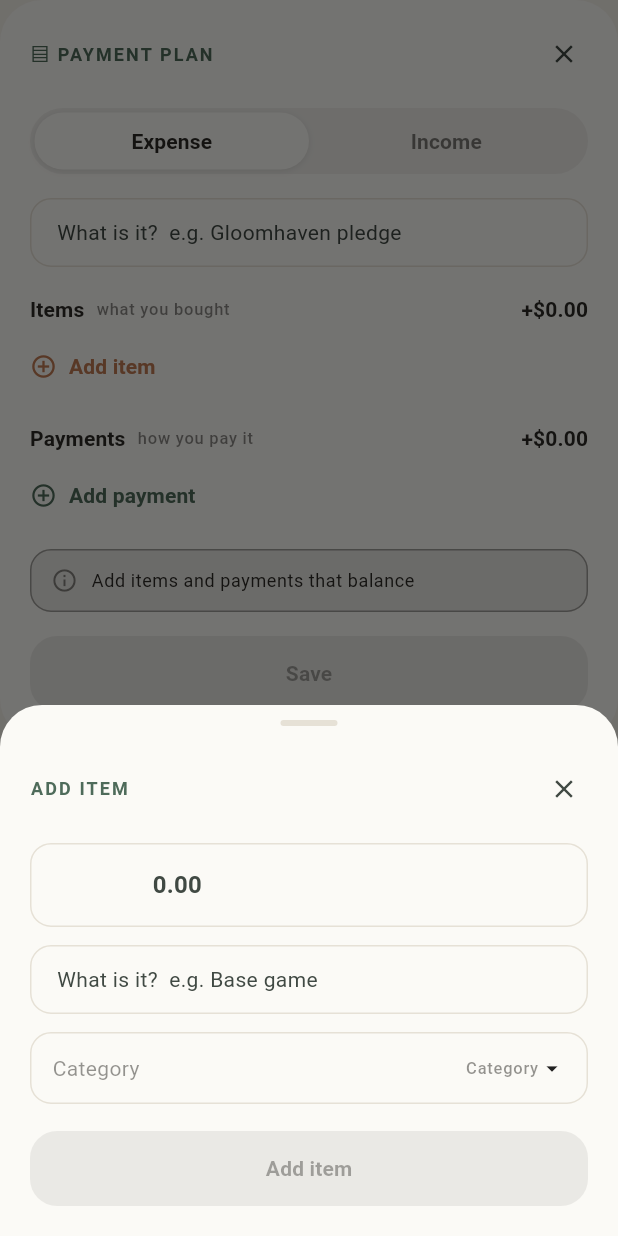
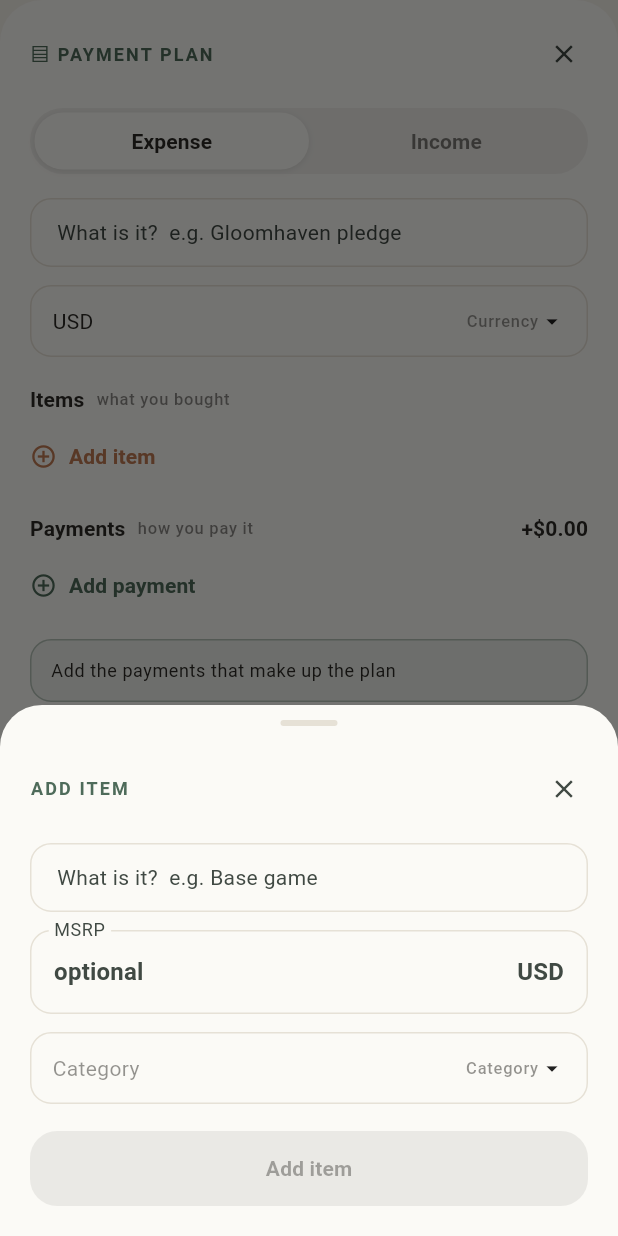
Before and after one commit to Pupp3t33r/LifeOS, a Flutter app: the CreatePaymentPlanSheet widget shown alone on an empty page, opened directly with empty values, after a tap on "Add item", on a phone screen of 412 x 824 dp. Run offline on Flutter 3.47's test engine with Material 3 defaults, Android fonts, the phone set to English and light mode, and no system bars; our stand-ins replace dio, drift, drift_flutter, flutter_riverpod, flutter_secure_storage, go_router and 1 more; missing offline and left inert: oidc, oidc_default_store; accounts and stored records are empty; generated files the repository leaves out were written again; Roboto replaces fonts that are missing (Bricolage Grotesque, Spline Sans); statements that could not run were skipped.

Commit message:
feat(wallet): priceless payment-plan UI + adjustable plan confirm (ADR-0029)
Create sheet: items are a name + optional MSRP + category with no cost, and
the plan total is the live sum of payments (the "must balance" banner is
gone). Plan resolve sheet: the amount is an editable "what was actually
paid" field (defaults to the scheduled payment) and it shows the plan's
priceless contents. Also fixes the item composer's "Add item" staying
disabled when only the name was typed (SheetTextField gains onChanged).

Co-Authored-By: Claude Opus 4.8 (1M context) <noreply@anthropic.com>

```diff
--- a/apps/wallet/lib/features/money/data/outbox/recurring_outbox.dart
+++ b/apps/wallet/lib/features/money/data/outbox/recurring_outbox.dart
@@ -4,6 +4,7 @@ import 'dart:math';
 import 'package:flutter_riverpod/flutter_riverpod.dart';
 import '../../../../app/data/outbox_repository.dart';
 import '../../../../app/sync/outbox_drainer.dart';
+import '../../domain/recurring/plan_item.dart';
 import '../../domain/recurring/recurrence_rule.dart';
 import '../../domain/recurring/recurring_line.dart';
 import '../../domain/recurring/schedule_line.dart';
@@ -52,14 +53,15 @@ class RecurringOutbox {
     return _enqueue(recurringId, 'create_recurring', 'POST', '/recurring', payload, now);
   }
 
-  /// Create a **Payment plan** (Materialized) recurring: items + bare-money payments.
+  /// Create a **Payment plan** (Materialized) recurring: priceless items + bare-money
+  /// payments (their sum is the plan total; ADR-0029).
   Future<void> createPaymentPlan({
     required String recurringId,
     required String name,
     required bool isIncome,
     required String currency,
     String? categoryId,
-    required List<RecurringLineDraft> items,
+    required List<PlanItemDraft> items,
     required List<ScheduleLineDraft> scheduleLines,
     DateTime? now,
   }) {
@@ -81,7 +83,8 @@ class RecurringOutbox {
 
   /// Confirm an occurrence as paid. [entryId] is the client-assigned id of the
   /// resulting flow (idempotency). Omit [lines] to record the occurrence's expected
-  /// breakdown; a Live occurrence may override it (a plan payment may not — ADR-0028).
+  /// breakdown; a Live occurrence may override it fully, a plan payment may carry a
+  /// single line as an amount-only adjustment of what was actually paid (ADR-0029).
   Future<void> confirm({
     required String recurringId,
     required String occurrenceRef,
--- /dev/null
+++ b/apps/wallet/lib/features/money/domain/recurring/plan_item.dart
@@ -0,0 +1,46 @@
+import '../money.dart';
+
+/// Dart mirror of the Money service's `PlanItem` (ADR-0029) — a Materialized plan's
+/// priceless contents. An item says *what* the plan buys and carries no cost:
+/// [referenceValue] is an optional informational figure (MSRP-style, never a cost that
+/// sums to the payments), [categoryId] the budgeting category, [wishlistItemId] the
+/// Phase-2 link. The plan's real total is its payments.
+class PlanItem {
+  const PlanItem({this.description, this.referenceValue, this.categoryId, this.wishlistItemId});
+
+  final String? description;
+  final Money? referenceValue;
+  final String? categoryId;
+  final String? wishlistItemId;
+
+  factory PlanItem.fromJson(Map<String, dynamic> json) {
+    final ref = json['referenceValue'] as Map<String, dynamic>?;
+    return PlanItem(
+      description: json['description'] as String?,
+      referenceValue: ref == null
+          ? null
+          : Money(amount: ref['amount'] as num, currency: ref['currency'] as String),
+      categoryId: json['categoryId'] as String?,
+      wishlistItemId: json['wishlistItemId'] as String?,
+    );
+  }
+}
+
+/// A plan item as the client authors it (ADR-0029): priceless contents. [referenceValue]
+/// is an optional positive magnitude, stored in the plan's currency and informational
+/// only. Serialized as `PlanItemRequest`.
+class PlanItemDraft {
+  const PlanItemDraft({this.description, this.referenceValue, this.categoryId, this.wishlistItemId});
+
+  final String? description;
+  final double? referenceValue;
+  final String? categoryId;
+  final String? wishlistItemId;
+
+  Map<String, dynamic> toJson() => {
+        'description': description,
+        'referenceValue': referenceValue,
+        'categoryId': categoryId,
+        'wishlistItemId': wishlistItemId,
+      };
+}
--- a/apps/wallet/lib/features/money/domain/recurring/recurring_payment.dart
+++ b/apps/wallet/lib/features/money/domain/recurring/recurring_payment.dart
@@ -1,4 +1,5 @@
 import '../money.dart';
+import 'plan_item.dart';
 import 'recurrence_rule.dart';
 import 'recurring_line.dart';
 import 'schedule_line.dart';
@@ -15,8 +16,8 @@ enum ScheduleMode {
 /// Dart mirror of the Money service's `RecurringResponse` (ADR-0017/0028). Holds the
 /// definition + lifecycle only; per-occurrence status is computed by the occurrences
 /// endpoint. For [ScheduleMode.live], [rule] + [estimateLines] + [estimatedAmount]
-/// are set; for [ScheduleMode.materialized], [items] (the plan's contents) +
-/// [scheduleLines] (bare-money payments) are set instead.
+/// are set; for [ScheduleMode.materialized], [items] (the plan's priceless contents) +
+/// [scheduleLines] (bare-money payments; their sum is the plan total) are set instead.
 class RecurringPayment {
   const RecurringPayment({
     required this.id,
@@ -47,8 +48,9 @@ class RecurringPayment {
   final List<RecurringLine> estimateLines;
   final Money? estimatedAmount;
 
-  /// Materialized only — the plan's line-item contents and its bare-money payments.
-  final List<RecurringLine> items;
+  /// Materialized only — the plan's priceless line-item contents and its bare-money
+  /// payments (the payments' sum is the plan total; items carry no cost).
+  final List<PlanItem> items;
   final List<ScheduleLine> scheduleLines;
 
   final bool isActive;
@@ -72,7 +74,10 @@ class RecurringPayment {
       estimatedAmount: estimated == null
           ? null
           : Money(amount: estimated['amount'] as num, currency: estimated['currency'] as String),
-      items: lines('items'),
+      items: [
+        for (final x in (json['items'] as List<dynamic>? ?? const []))
+          PlanItem.fromJson(x as Map<String, dynamic>),
+      ],
       scheduleLines: [
         for (final x in (json['scheduleLines'] as List<dynamic>? ?? const []))
           ScheduleLine.fromJson(x as Map<String, dynamic>),
--- a/apps/wallet/lib/features/money/ui/recurring/create_payment_plan_sheet.dart
+++ b/apps/wallet/lib/features/money/ui/recurring/create_payment_plan_sheet.dart
@@ -7,21 +7,22 @@ import '../../application/categories_providers.dart';
 import '../../application/preferences_providers.dart';
 import '../../data/outbox/recurring_outbox.dart';
 import '../../domain/category.dart';
-import '../../domain/recurring/recurring_line.dart';
+import '../../domain/recurring/plan_item.dart';
 import '../../domain/recurring/schedule_line.dart';
 import 'create_widgets.dart';
 import 'recurring_shared.dart';
 import 'sheet_container.dart';
 
-/// Opens the **Payment plan** (Materialized) create sheet — one financed purchase: an
-/// item list (what you bought, real categories) plus bare `{date, amount}` payments,
-/// with the one rule that payments must sum to items (ADR-0028). Queued via the outbox.
+/// Opens the **Payment plan** (Materialized) create sheet — one financed purchase: a
+/// priceless item list (what you bought, real categories, optional MSRP) plus bare
+/// `{date, amount}` payments. The plan total is simply the sum of the payments; items
+/// carry no cost and needn't balance anything (ADR-0029). Queued via the outbox.
 Future<void> showCreatePaymentPlan(BuildContext context) =>
     showMoneySheet(context, (bottomSheet) => CreatePaymentPlanSheet(bottomSheet: bottomSheet));
 
 class _ItemDraft {
-  _ItemDraft({required this.amount, this.categoryId, this.categoryName, this.description});
-  double amount;
+  _ItemDraft({this.referenceValue, this.categoryId, this.categoryName, this.description});
+  double? referenceValue;
   String? categoryId;
   String? categoryName;
   String? description;
@@ -66,16 +67,16 @@ class _CreatePaymentPlanSheetState extends ConsumerState<CreatePaymentPlanSheet>
   String _effectiveCurrency() =>
       _currency ?? ref.read(preferencesProvider).value?.displayCurrency ?? 'USD';
 
-  double get _itemsTotal => _items.fold(0, (sum, x) => sum + x.amount);
   double get _paymentsTotal => _payments.fold(0, (sum, x) => sum + x.amount);
-  int get _remainingCents => (_itemsTotal * 100).round() - (_paymentsTotal * 100).round();
-  bool get _balanced => _remainingCents == 0 && _items.isNotEmpty && _payments.isNotEmpty;
 
   bool get _canSave =>
-      _nameCtrl.text.trim().isNotEmpty && _balanced && !_submitting;
+      _nameCtrl.text.trim().isNotEmpty &&
+      _items.isNotEmpty &&
+      _payments.isNotEmpty &&
+      !_submitting;
 
   Future<void> _save() async {
-    if (!_balanced) return;
+    if (!_canSave) return;
     setState(() => _submitting = true);
 
     await ref.read(recurringOutboxProvider).createPaymentPlan(
@@ -85,8 +86,11 @@ class _CreatePaymentPlanSheetState extends ConsumerState<CreatePaymentPlanSheet>
           currency: _effectiveCurrency(),
           items: [
             for (final item in _items)
-              RecurringLineDraft(
-                amount: item.amount, categoryId: item.categoryId, description: item.description),
+              PlanItemDraft(
+                description: item.description,
+                referenceValue: item.referenceValue,
+                categoryId: item.categoryId,
+              ),
           ],
           scheduleLines: [
             for (final payment in _payments)
@@ -104,7 +108,7 @@ class _CreatePaymentPlanSheetState extends ConsumerState<CreatePaymentPlanSheet>
 
   Future<void> _addItem() async {
     final categories = ref.read(categoriesProvider).value ?? const <Category>[];
-    final draft = await _showItemComposer(context, categories);
+    final draft = await _showItemComposer(context, _effectiveCurrency(), _isIncome, categories);
     if (draft != null) setState(() => _items.add(draft));
   }
 
@@ -112,8 +116,8 @@ class _CreatePaymentPlanSheetState extends ConsumerState<CreatePaymentPlanSheet>
     final lastDate = _payments.isEmpty
         ? DateTime.now()
         : DateTime(_payments.last.dueDate.year, _payments.last.dueDate.month + 1, _payments.last.dueDate.day);
-    final remaining = _remainingCents > 0 ? _remainingCents / 100 : (_payments.isEmpty ? 0.0 : _payments.last.amount);
-    final draft = await _showPaymentComposer(context, _effectiveCurrency(), _isIncome, lastDate, remaining);
+    final seed = _payments.isEmpty ? 0.0 : _payments.last.amount;
+    final draft = await _showPaymentComposer(context, _effectiveCurrency(), _isIncome, lastDate, seed);
     if (draft != null) setState(() => _payments.add(draft));
   }
 
@@ -130,18 +134,26 @@ class _CreatePaymentPlanSheetState extends ConsumerState<CreatePaymentPlanSheet>
           DirectionToggle(isIncome: _isIncome, onChanged: (v) => setState(() => _isIncome = v)),
           const SizedBox(height: 16),
           SheetTextField(controller: _nameCtrl, hint: 'What is it?  e.g. Gloomhaven pledge'),
+          const SizedBox(height: 12),
+          PickerButton(
+            label: 'Currency',
+            value: currency,
+            onTap: () async {
+              final picked = await pickCurrency(context, selected: currency);
+              if (picked != null && mounted) setState(() => _currency = picked);
+            },
+          ),
           const SizedBox(height: 18),
 
           _SectionHeader(
             title: 'Items',
             subtitle: 'what you bought',
-            total: formatSigned(_isIncome ? _itemsTotal : -_itemsTotal, currency),
+            trailing: _items.isEmpty ? null : '${_items.length}',
           ),
           const SizedBox(height: 8),
           for (var i = 0; i < _items.length; i++)
             _ItemRow(
               item: _items[i],
-              isIncome: _isIncome,
               currency: currency,
               onDelete: () => setState(() => _items.removeAt(i)),
             ),
@@ -151,7 +163,7 @@ class _CreatePaymentPlanSheetState extends ConsumerState<CreatePaymentPlanSheet>
           _SectionHeader(
             title: 'Payments',
             subtitle: 'how you pay it',
-            total: formatSigned(_isIncome ? _paymentsTotal : -_paymentsTotal, currency),
+            trailing: formatSigned(_isIncome ? _paymentsTotal : -_paymentsTotal, currency),
           ),
           const SizedBox(height: 8),
           for (var i = 0; i < _payments.length; i++)
@@ -165,7 +177,11 @@ class _CreatePaymentPlanSheetState extends ConsumerState<CreatePaymentPlanSheet>
           _AddRow(label: 'Add payment', accent: true, onTap: _addPayment),
           const SizedBox(height: 16),
 
-          _BalanceBanner(remainingCents: _remainingCents, balanced: _balanced, currency: currency),
+          _PlanTotalBanner(
+            total: _isIncome ? _paymentsTotal : -_paymentsTotal,
+            count: _payments.length,
+            currency: currency,
+          ),
           const SizedBox(height: 16),
           PrimarySaveButton(label: 'Save', enabled: _canSave, loading: _submitting, onTap: _save),
         ],
@@ -175,11 +191,11 @@ class _CreatePaymentPlanSheetState extends ConsumerState<CreatePaymentPlanSheet>
 }
 
 class _SectionHeader extends StatelessWidget {
-  const _SectionHeader({required this.title, required this.subtitle, required this.total});
+  const _SectionHeader({required this.title, required this.subtitle, this.trailing});
 
   final String title;
   final String subtitle;
-  final String total;
+  final String? trailing;
 
   @override
   Widget build(BuildContext context) {
@@ -190,22 +206,22 @@ class _SectionHeader extends StatelessWidget {
         Text(title, style: theme.textTheme.labelLarge?.copyWith(fontWeight: FontWeight.w600)),
         const SizedBox(width: 8),
         Expanded(child: Text(subtitle, style: theme.textTheme.labelSmall?.copyWith(color: muted))),
-        Text(
-          total,
-          style: theme.textTheme.titleSmall?.copyWith(
-            fontFamily: CalmTokens.fontDisplay, fontWeight: FontWeight.w700,
+        if (trailing != null)
+          Text(
+            trailing!,
+            style: theme.textTheme.titleSmall?.copyWith(
+              fontFamily: CalmTokens.fontDisplay, fontWeight: FontWeight.w700,
+            ),
           ),
-        ),
       ],
     );
   }
 }
 
 class _ItemRow extends StatelessWidget {
-  const _ItemRow({required this.item, required this.isIncome, required this.currency, required this.onDelete});
+  const _ItemRow({required this.item, required this.currency, required this.onDelete});
 
   final _ItemDraft item;
-  final bool isIncome;
   final String currency;
   final VoidCallback onDelete;
 
@@ -213,7 +229,7 @@ class _ItemRow extends StatelessWidget {
   Widget build(BuildContext context) {
     final theme = Theme.of(context);
     final tokens = CalmTokens.of(theme.brightness);
-    final magnitude = isIncome ? item.amount : -item.amount;
+    final muted = theme.colorScheme.onSurface.withValues(alpha: 0.55);
     return Padding(
       padding: const EdgeInsets.symmetric(vertical: 5),
       child: Row(
@@ -236,19 +252,16 @@ class _ItemRow extends StatelessWidget {
                     style: theme.textTheme.bodyMedium?.copyWith(fontWeight: FontWeight.w500)),
                 if (item.categoryName != null)
                   Text(item.categoryName!,
-                      style: theme.textTheme.labelSmall?.copyWith(
-                          color: theme.colorScheme.onSurface.withValues(alpha: 0.55))),
+                      style: theme.textTheme.labelSmall?.copyWith(color: muted)),
               ],
             ),
           ),
-          Text(
-            formatSigned(magnitude, currency),
-            style: theme.textTheme.bodyMedium?.copyWith(
-              fontFamily: CalmTokens.fontDisplay,
-              fontWeight: FontWeight.w600,
-              color: isIncome ? tokens.sageDeep : tokens.clay,
+          // The optional reference value (MSRP) reads as a muted annotation, never a cost.
+          if (item.referenceValue != null)
+            Text(
+              'MSRP ${formatMagnitude(item.referenceValue!, currency)}',
+              style: theme.textTheme.labelSmall?.copyWith(color: muted),
             ),
-          ),
           IconButton(
             icon: const Icon(Icons.close, size: 16),
             visualDensity: VisualDensity.compact,
@@ -296,7 +309,7 @@ class _PaymentRow extends StatelessWidget {
           ),
           const SizedBox(width: 11),
           Expanded(
-            child: Text(_monthYear(payment.dueDate), style: theme.textTheme.bodyMedium),
+            child: Text(_fullDate(payment.dueDate), style: theme.textTheme.bodyMedium),
           ),
           Text(
             formatSigned(magnitude, currency),
@@ -346,49 +359,42 @@ class _AddRow extends StatelessWidget {
   }
 }
 
-class _BalanceBanner extends StatelessWidget {
-  const _BalanceBanner({required this.remainingCents, required this.balanced, required this.currency});
+/// The plan total — simply the sum of the payments (ADR-0029). Replaces the old
+/// items↔payments balance banner; there is nothing to reconcile.
+class _PlanTotalBanner extends StatelessWidget {
+  const _PlanTotalBanner({required this.total, required this.count, required this.currency});
 
-  final int remainingCents;
-  final bool balanced;
+  final double total;
+  final int count;
   final String currency;
 
   @override
   Widget build(BuildContext context) {
     final theme = Theme.of(context);
     final tokens = CalmTokens.of(theme.brightness);
-    // Nothing to balance yet (empty, or one side still empty at zero) reads as a
-    // neutral prompt, not an error.
-    final neutral = !balanced && remainingCents == 0;
-    final color = balanced
-        ? tokens.sage
-        : neutral
-            ? theme.colorScheme.onSurface.withValues(alpha: 0.55)
-            : tokens.clay;
-    final icon = balanced
-        ? Icons.check_circle_outline
-        : neutral
-            ? Icons.info_outline
-            : Icons.error_outline;
-    final text = balanced
-        ? 'Balanced — ${formatMagnitude(0, currency)} left'
-        : neutral
-            ? 'Add items and payments that balance'
-            : remainingCents > 0
-                ? '${formatMagnitude(remainingCents / 100, currency)} still to schedule'
-                : '${formatMagnitude(remainingCents / 100, currency)} over — remove a payment';
+    final label = count == 0
+        ? 'Add the payments that make up the plan'
+        : 'Plan total · $count payment${count == 1 ? '' : 's'}';
     return Container(
-      padding: const EdgeInsets.symmetric(horizontal: 13, vertical: 11),
+      padding: const EdgeInsets.symmetric(horizontal: 13, vertical: 12),
       decoration: BoxDecoration(
-        color: color.withValues(alpha: 0.08),
+        color: tokens.sage.withValues(alpha: 0.08),
         borderRadius: BorderRadius.circular(CalmTokens.radiusSm),
-        border: Border.all(color: color.withValues(alpha: 0.4)),
+        border: Border.all(color: tokens.sage.withValues(alpha: 0.4)),
       ),
       child: Row(
         children: [
-          Icon(icon, size: 18, color: color),
-          const SizedBox(width: 9),
-          Expanded(child: Text(text, style: theme.textTheme.bodySmall?.copyWith(color: theme.colorScheme.onSurface))),
+          Expanded(
+            child: Text(label,
+                style: theme.textTheme.bodySmall?.copyWith(color: theme.colorScheme.onSurface)),
+          ),
+          if (count > 0)
+            Text(
+              formatSigned(total, currency),
+              style: theme.textTheme.titleSmall?.copyWith(
+                fontFamily: CalmTokens.fontDisplay, fontWeight: FontWeight.w700,
+              ),
+            ),
         ],
       ),
     );
@@ -397,8 +403,13 @@ class _BalanceBanner extends StatelessWidget {
 
 // ---- add-item / add-payment composers ----
 
-Future<_ItemDraft?> _showItemComposer(BuildContext context, List<Category> categories) {
-  final amountCtrl = TextEditingController();
+Future<_ItemDraft?> _showItemComposer(
+  BuildContext context,
+  String currency,
+  bool isIncome,
+  List<Category> categories,
+) {
+  final refCtrl = TextEditingController();
   final descCtrl = TextEditingController();
   String? categoryId;
   String? categoryName;
@@ -409,17 +420,29 @@ Future<_ItemDraft?> _showItemComposer(BuildContext context, List<Category> categ
     backgroundColor: Colors.transparent,
     builder: (context) => StatefulBuilder(
       builder: (context, setSheet) {
-        final amount = double.tryParse(amountCtrl.text.trim());
-        final valid = amount != null && amount > 0;
+        final name = descCtrl.text.trim();
+        final reference = double.tryParse(refCtrl.text.trim());
+        final valid = name.isNotEmpty;
         return SheetContainer(
           bottomSheet: true,
           title: 'Add item',
           child: Column(
             crossAxisAlignment: CrossAxisAlignment.stretch,
             children: [
-              _ComposerAmount(controller: amountCtrl, onChanged: () => setSheet(() {})),
+              SheetTextField(
+                controller: descCtrl,
+                hint: 'What is it?  e.g. Base game',
+                onChanged: () => setSheet(() {}),
+              ),
               const SizedBox(height: 12),
-              SheetTextField(controller: descCtrl, hint: 'What is it?  e.g. Base game'),
+              // Priceless — the only number is an optional reference (MSRP), never a cost.
+              _ComposerAmount(
+                controller: refCtrl,
+                label: 'MSRP',
+                hint: 'optional',
+                suffix: currency,
+                onChanged: () => setSheet(() {}),
+              ),
               const SizedBox(height: 12),
               PickerButton(
                 label: 'Category',
@@ -445,10 +468,10 @@ Future<_ItemDraft?> _showItemComposer(BuildContext context, List<Category> categ
                 label: 'Add item',
                 enabled: valid,
                 onTap: () => Navigator.of(context).pop(_ItemDraft(
-                  amount: amount!,
+                  referenceValue: reference != null && reference > 0 ? reference : null,
                   categoryId: categoryId,
                   categoryName: categoryName,
-                  description: descCtrl.text.trim().isEmpty ? null : descCtrl.text.trim(),
+                  description: name.isEmpty ? null : name,
                 )),
               ),
             ],
@@ -485,7 +508,7 @@ Future<_PaymentDraft?> _showPaymentComposer(
             children: [
               PickerButton(
                 label: 'Date',
-                value: _monthYear(date),
+                value: _fullDate(date),
                 onTap: () async {
                   final picked = await showDatePicker(
                     context: context,
@@ -497,7 +520,8 @@ Future<_PaymentDraft?> _showPaymentComposer(
                 },
               ),
               const SizedBox(height: 12),
-              _ComposerAmount(controller: amountCtrl, onChanged: () => setSheet(() {})),
+              _ComposerAmount(
+                controller: amountCtrl, suffix: currency, onChanged: () => setSheet(() {})),
               const SizedBox(height: 18),
               PrimarySaveButton(
                 label: 'Add payment',
@@ -516,13 +540,23 @@ Future<_PaymentDraft?> _showPaymentComposer(
   );
 }
 
-/// A plain numeric field for the composers (no sign/currency chrome — the parent
-/// section already states direction and currency).
+/// A numeric field for the composers with a persistent caption. [label] always shows
+/// ("Amount" for a payment, "MSRP" for an item's optional reference) so the field reads
+/// as what it is even when empty; [suffix] shows the currency unit.
 class _ComposerAmount extends StatelessWidget {
-  const _ComposerAmount({required this.controller, required this.onChanged});
+  const _ComposerAmount({
+    required this.controller,
+    required this.onChanged,
+    this.label = 'Amount',
+    this.hint = '0.00',
+    this.suffix,
+  });
 
   final TextEditingController controller;
   final VoidCallback onChanged;
+  final String label;
+  final String hint;
+  final String? suffix;
 
   @override
   Widget build(BuildContext context) {
@@ -536,17 +570,19 @@ class _ComposerAmount extends StatelessWidget {
         fontFamily: CalmTokens.fontDisplay, fontWeight: FontWeight.w600,
       ),
       decoration: InputDecoration(
-        prefixText: 'Amount  ',
-        hintText: '0.00',
+        labelText: label,
+        floatingLabelBehavior: FloatingLabelBehavior.always,
+        hintText: hint,
+        suffixText: suffix,
         border: OutlineInputBorder(borderRadius: BorderRadius.circular(CalmTokens.radiusSm)),
       ),
     );
   }
 }
 
-String _monthYear(DateTime date) {
+String _fullDate(DateTime date) {
   const months = [
     'Jan', 'Feb', 'Mar', 'Apr', 'May', 'Jun', 'Jul', 'Aug', 'Sep', 'Oct', 'Nov', 'Dec',
   ];
-  return '${months[date.month - 1]} ${date.year}';
+  return '${months[date.month - 1]} ${date.day}, ${date.year}';
 }
--- a/apps/wallet/lib/features/money/ui/recurring/create_widgets.dart
+++ b/apps/wallet/lib/features/money/ui/recurring/create_widgets.dart
@@ -137,18 +137,21 @@ class MoneyAmountField extends StatelessWidget {
   }
 }
 
-/// A single-line text field styled like the sheet's other fields.
+/// A single-line text field styled like the sheet's other fields. [onChanged] lets a
+/// composer rebuild on each keystroke (e.g. to re-evaluate a save button's enabled state).
 class SheetTextField extends StatelessWidget {
-  const SheetTextField({super.key, required this.controller, required this.hint});
+  const SheetTextField({super.key, required this.controller, required this.hint, this.onChanged});
 
   final TextEditingController controller;
   final String hint;
+  final VoidCallback? onChanged;
 
   @override
   Widget build(BuildContext context) {
     final theme = Theme.of(context);
     return TextField(
       controller: controller,
+      onChanged: onChanged == null ? null : (_) => onChanged!(),
       style: theme.textTheme.bodyMedium,
       decoration: InputDecoration(
         hintText: hint,
```
Also changed, not shown: apps/wallet/lib/features/money/ui/recurring/occurrence_actions.dart (+10 -3 lines), apps/wallet/lib/features/money/ui/recurring/plan_occurrence_sheet.dart (+157 -66 lines), 1 other file.
